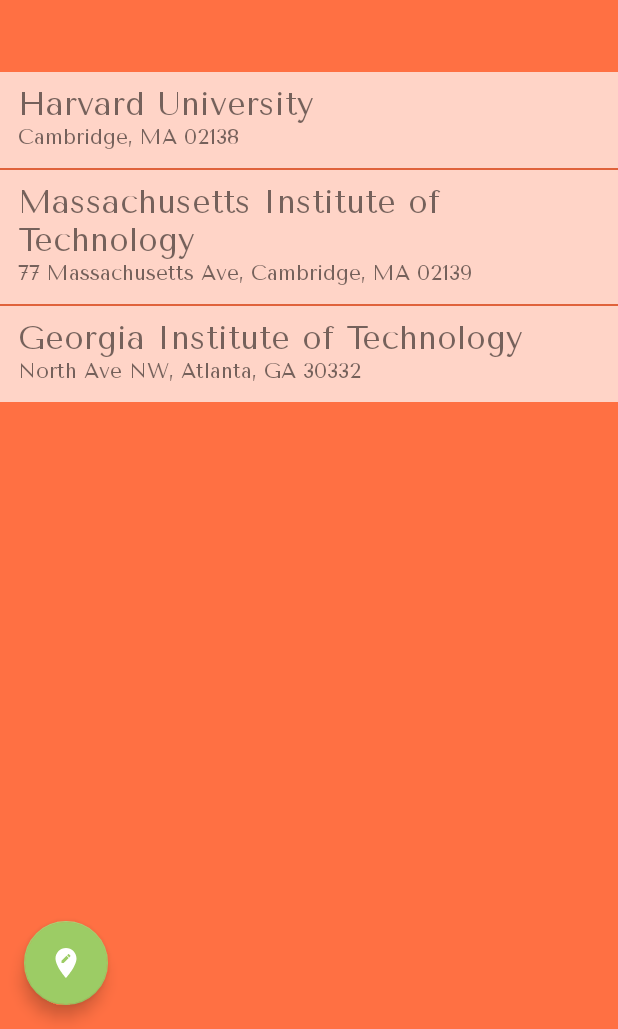
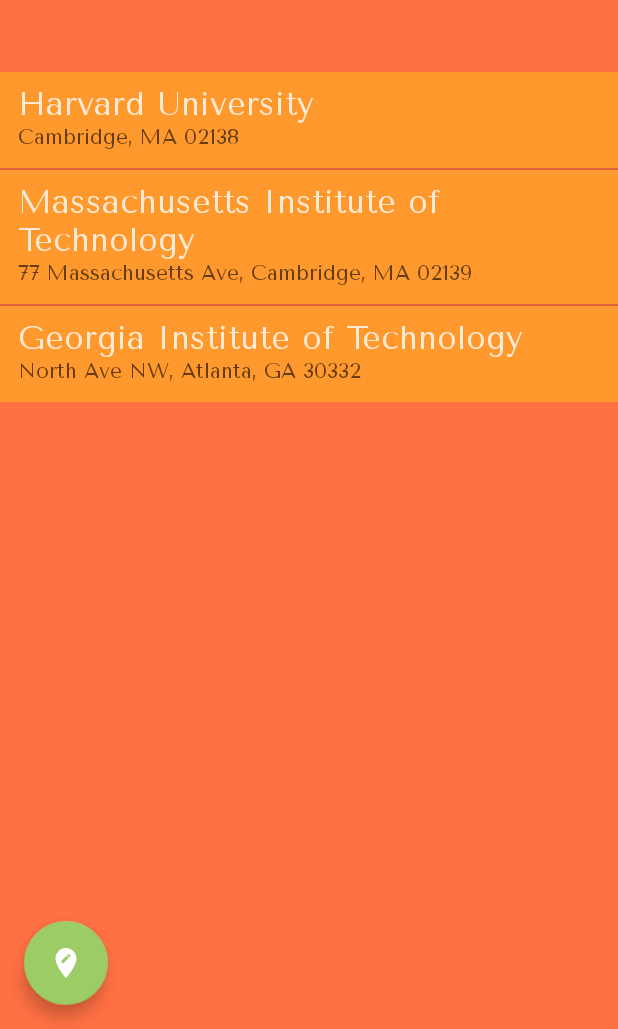
Before and after one commit to Skouriskaze/FindFood, an Android app: the CampusChooser screen opened directly, with no data from a screen before it, on a phone screen of 412 x 824 dp, the part 207-1236 px from its top. Run offline under Robolectric (Android 15) with nearby library versions, the phone set to English and light mode, and no system bars.

Commit message:
final colors for campus chooser

```diff
--- a/FoodApp/app/src/main/java/caden/foodapp/CampusChooser.java
+++ b/FoodApp/app/src/main/java/caden/foodapp/CampusChooser.java
@@ -4,6 +4,7 @@ import android.app.AlertDialog;
 import android.content.Context;
 import android.content.DialogInterface;
 import android.content.Intent;
+import android.graphics.Color;
 import android.graphics.Typeface;
 import android.support.v7.app.AppCompatActivity;
 import android.os.Bundle;
--- a/FoodApp/app/src/main/res/layout/activity_campus_chooser.xml
+++ b/FoodApp/app/src/main/res/layout/activity_campus_chooser.xml
@@ -43,7 +43,9 @@
         <ListView
             android:id="@+id/lvCampuses"
             android:layout_width="match_parent"
-            android:layout_height="wrap_content"/>
+            android:layout_height="wrap_content"
+            android:clickable="true"
+            android:focusableInTouchMode="true"/>
 
     </LinearLayout>
 
--- a/FoodApp/app/src/main/res/layout/item_campus.xml
+++ b/FoodApp/app/src/main/res/layout/item_campus.xml
@@ -2,7 +2,7 @@
 <LinearLayout xmlns:android="http://schemas.android.com/apk/res/android"
     android:orientation="vertical" android:layout_width="match_parent"
     android:layout_height="match_parent"
-    android:background="#B3ffffff">
+    android:background="#BFffa726">
 
     <TextView
         android:layout_marginTop="8dp"
@@ -10,6 +10,7 @@
         android:layout_marginEnd="12dp"
         android:id="@+id/tvCampusName"
         android:hint="Campus Name"
+        android:textColor="#CCffffff"
         android:textSize="22sp"
         android:layout_width="wrap_content"
         android:layout_height="wrap_content" />
@@ -19,6 +20,7 @@
         android:layout_marginEnd="12dp"
         android:layout_marginBottom="12dp"
         android:id="@+id/tvCampusAddress"
+        android:textColor="#99000000"
         android:hint="Campus Address"
         android:layout_width="wrap_content"
         android:layout_height="wrap_content" />
```
